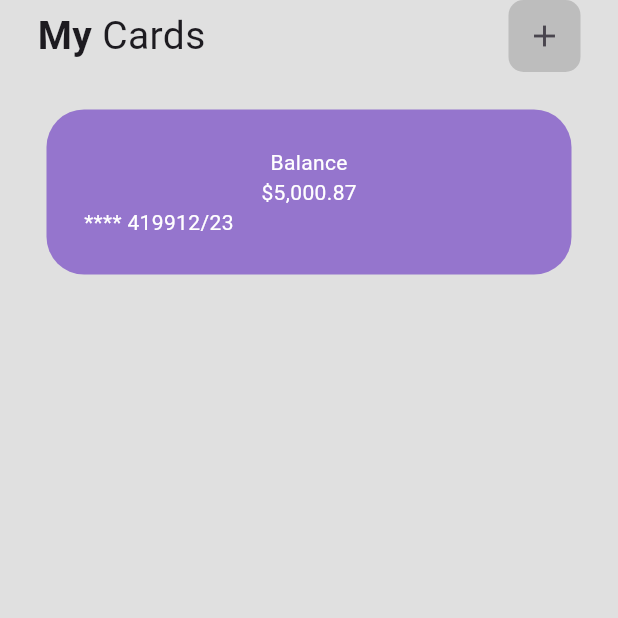
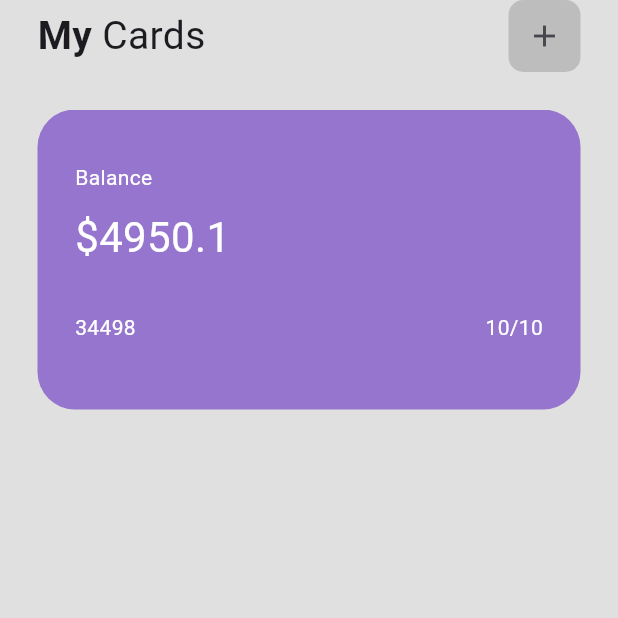
Before and after one commit to iyamujoshua/wallet_ui, a Flutter app: the screen it shows after launch, on a phone screen of 412 x 824 dp, the top half of it. Run offline on Flutter 3.47's test engine with Material 2 defaults, Android fonts, the phone set to English and light mode, and no system bars.

Commit message:
card details varies

```diff
--- /dev/null
+++ b/lib/components/cards.dart
@@ -0,0 +1,78 @@
+import 'package:flutter/material.dart';
+
+
+class cards extends StatelessWidget {
+  final double balance;
+  final int cardNumber;
+  final int expiryMonth;
+  final int expiryYear;
+  final color;
+  const cards(
+      {required this.balance,
+      required this.cardNumber,
+      required this.expiryMonth,
+      required this.expiryYear,
+      required this.color,
+      super.key});
+
+  @override
+  Widget build(BuildContext context) {
+    return Padding(
+      padding: const EdgeInsets.symmetric(horizontal: 25),
+      child: Container(
+        decoration: BoxDecoration(
+            color: color, borderRadius: BorderRadius.circular(25)),
+        width: 350,
+        // height: 250,
+        padding: EdgeInsets.all(25),
+        child: Column(
+          crossAxisAlignment: CrossAxisAlignment.start,
+          children: [
+            SizedBox(
+              height: 10,
+            ),
+            Text(
+              "Balance",
+              style: TextStyle(
+                color: Colors.white,
+              ),
+            ),
+            SizedBox(
+              height: 10,
+            ),
+            Text(
+              "\$" + balance.toString(),
+              style: TextStyle(
+                color: Colors.white,
+                fontSize: 28,
+              ),
+            ),
+            SizedBox(
+              height: 30,
+            ),
+            // card info
+            Row(
+              mainAxisAlignment: MainAxisAlignment.spaceBetween,
+              children: [
+                //card number
+                Text(
+                  cardNumber.toString(),
+                  style: TextStyle(
+                    color: Colors.white,
+                  ),
+                ),
+                // card expiring date
+                Text(
+                  expiryMonth.toString() + "/" + expiryMonth.toString(),
+                  style: TextStyle(
+                    color: Colors.white,
+                  ),
+                ),
+              ],
+            )
+          ],
+        ),
+      ),
+    );
+  }
+}
--- a/lib/screens/homescreen.dart
+++ b/lib/screens/homescreen.dart
@@ -1,4 +1,5 @@
 import 'package:flutter/material.dart';
+import 'package:wallet_ui/components/cards.dart';
 
 class homescreen extends StatefulWidget {
   const homescreen({super.key});
@@ -58,35 +59,36 @@ class _homescreenState extends State<homescreen> {
 
             // cards
             Container(
-              decoration: BoxDecoration(color: Colors.deepPurple[300],
-              borderRadius: BorderRadius.circular(25)),
-              width: 350,
-              // height: 250,
-              padding: EdgeInsets.all(25),
-              child: Column(
+              // color: Colors.red,
+              height: 200,
+              child: PageView(
+                scrollDirection: Axis.horizontal,
                 children: [
-                  Text("Balance", style: TextStyle(
-                    color: Colors.white,
-                  ),),
-                  Text("\$5,000.87", style: TextStyle(
-                    color: Colors.white,
-                  ),),
-                  // card info
-                  Row(
-                    children: [
-                      //card number
-                      Text("**** 4199", style: TextStyle(
-                    color: Colors.white,
-                  ),),
-                      // card expiring date
-                      Text("12/23", style: TextStyle(
-                    color: Colors.white,
-                  ),),
-                    ],
-                  )
+                  cards(
+                    balance: 4950.10,
+                    cardNumber: 34498,
+                    expiryMonth: 10,
+                    expiryYear: 23,
+                    color: Colors.deepPurple[300],
+                  ),
+                  cards(
+                    balance: 739.35,
+                    cardNumber: 34498,
+                    expiryMonth: 10,
+                    expiryYear: 24,
+                    color: Colors.black,
+                  ),
+                  cards(
+                    balance: 2000,
+                    cardNumber: 34498,
+                    expiryMonth: 10,
+                    expiryYear: 25,
+                    color: Colors.orange[300],
+                  ),
                 ],
               ),
             )
+
 
             //transaction button
 
```
